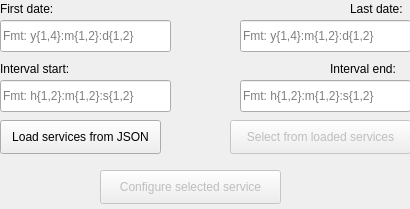
Qt form appointment_request_widget.ui (YFL/appointy_appointment_and_request_creator) before a commit.
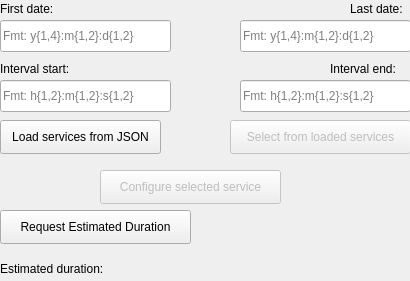
The same form after that commit.

Commit message: Added estimated duration display and request btn to appointment request widget

Patch:
```diff
--- a/appointment_request_widget.ui
+++ b/appointment_request_widget.ui
@@ -7,7 +7,7 @@
     <x>0</x>
     <y>0</y>
     <width>410</width>
-    <height>209</height>
+    <height>281</height>
    </rect>
   </property>
   <property name="windowTitle">
@@ -162,6 +162,47 @@
     <string>Configure selected service</string>
    </property>
   </widget>
+  <widget class="QLabel" name="estimated_duration_label">
+   <property name="geometry">
+    <rect>
+     <x>0</x>
+     <y>260</y>
+     <width>131</width>
+     <height>18</height>
+    </rect>
+   </property>
+   <property name="sizePolicy">
+    <sizepolicy hsizetype="Expanding" vsizetype="Preferred">
+     <horstretch>0</horstretch>
+     <verstretch>0</verstretch>
+    </sizepolicy>
+   </property>
+   <property name="text">
+    <string>Estimated duration:</string>
+   </property>
+  </widget>
+  <widget class="QPushButton" name="request_duration_btn">
+   <property name="enabled">
+    <bool>true</bool>
+   </property>
+   <property name="geometry">
+    <rect>
+     <x>0</x>
+     <y>210</y>
+     <width>191</width>
+     <height>34</height>
+    </rect>
+   </property>
+   <property name="sizePolicy">
+    <sizepolicy hsizetype="Minimum" vsizetype="Fixed">
+     <horstretch>0</horstretch>
+     <verstretch>0</verstretch>
+    </sizepolicy>
+   </property>
+   <property name="text">
+    <string>Request Estimated Duration</string>
+   </property>
+  </widget>
  </widget>
  <resources/>
  <connections/>
```
The commit also changes 3 other files.
